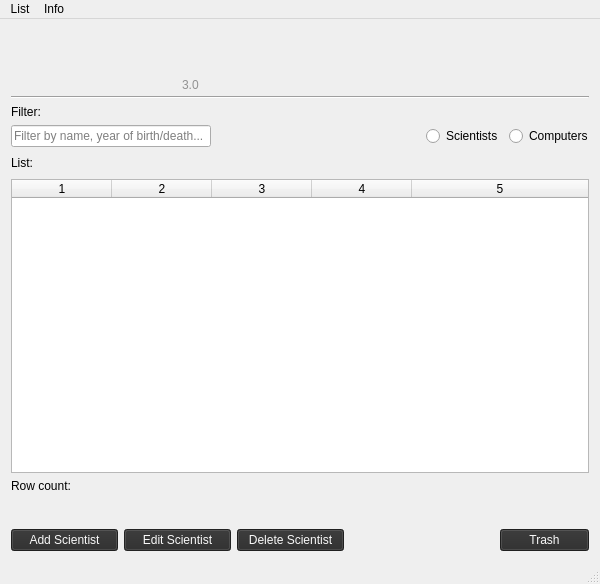
gdgunnars/famCS3.0, file famGUI/mainwindow.ui: the form before one commit.
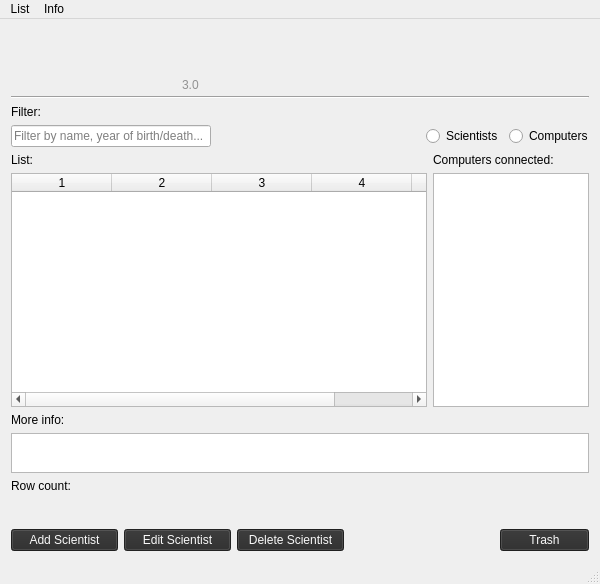
The form after the commit. Icons and pictures are not drawn.

Commit message: connected list, info

```diff
--- a/famGUI/mainwindow.ui
+++ b/famGUI/mainwindow.ui
@@ -243,33 +243,22 @@
      </layout>
     </item>
     <item>
-     <layout class="QHBoxLayout" name="horizontalLayout_2">
+     <layout class="QGridLayout" name="gridLayout_3">
+      <item row="1" column="1">
+       <layout class="QVBoxLayout" name="verticalLayout_4">
       <item>
-       <widget class="QLabel" name="list_label">
+         <widget class="QListWidget" name="compConList"/>
+        </item>
+       </layout>
+      </item>
+      <item row="0" column="0">
+       <widget class="QLabel" name="label_2">
         <property name="text">
          <string>List:</string>
         </property>
        </widget>
       </item>
-      <item>
-       <spacer name="horizontalSpacer_4">
-        <property name="orientation">
-         <enum>Qt::Horizontal</enum>
-        </property>
-        <property name="sizeType">
-         <enum>QSizePolicy::Expanding</enum>
-        </property>
-        <property name="sizeHint" stdset="0">
-         <size>
-          <width>0</width>
-          <height>20</height>
-         </size>
-        </property>
-       </spacer>
-      </item>
-     </layout>
-    </item>
-    <item>
+      <item row="1" column="0">
      <widget class="QTableWidget" name="listOfScientist">
       <property name="maximumSize">
        <size>
@@ -350,6 +339,38 @@
       <column/>
      </widget>
     </item>
+      <item row="0" column="1">
+       <widget class="QLabel" name="label_4">
+        <property name="text">
+         <string>Computers connected:</string>
+        </property>
+       </widget>
+      </item>
+     </layout>
+    </item>
+    <item>
+     <widget class="QLabel" name="label_3">
+      <property name="text">
+       <string>More info:</string>
+      </property>
+     </widget>
+    </item>
+    <item>
+     <widget class="QListWidget" name="infoList">
+      <property name="sizePolicy">
+       <sizepolicy hsizetype="Expanding" vsizetype="Fixed">
+        <horstretch>0</horstretch>
+        <verstretch>0</verstretch>
+       </sizepolicy>
+      </property>
+      <property name="maximumSize">
+       <size>
+        <width>16777215</width>
+        <height>40</height>
+       </size>
+      </property>
+     </widget>
+    </item>
     <item>
      <widget class="QLabel" name="rowCount_label">
       <property name="text">
```
Left out of the diff: 2 changed lines with no effect on the pictures. Lines whose indentation alone changed are shown as unchanged. The commit also changes 3 other files.
